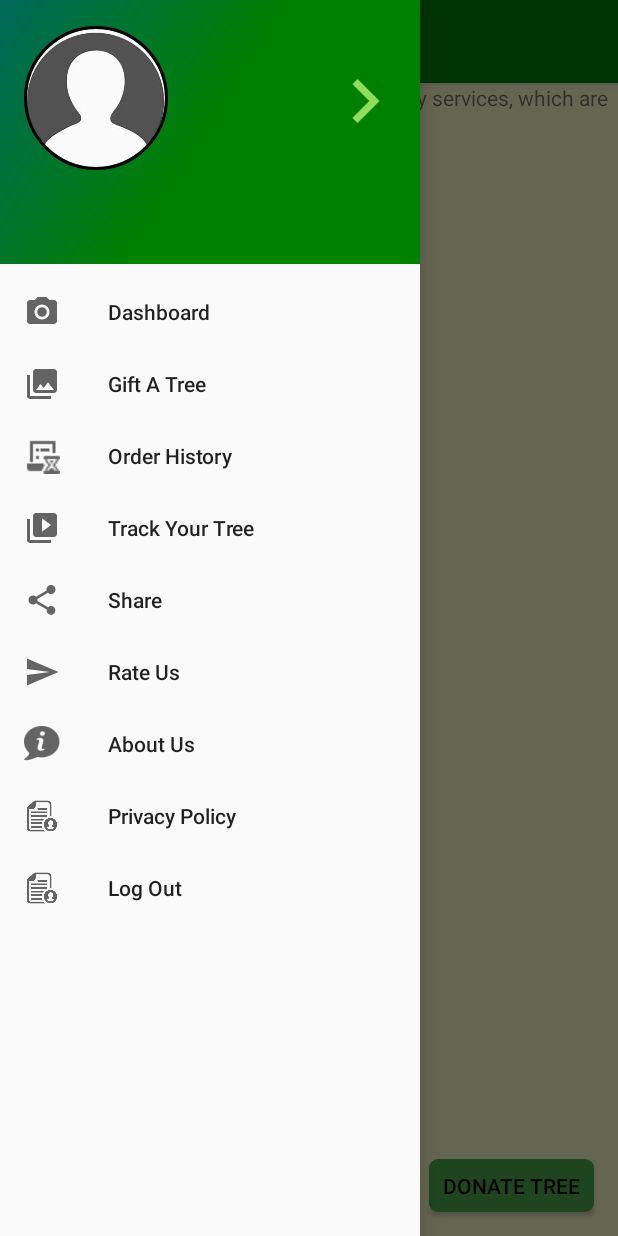
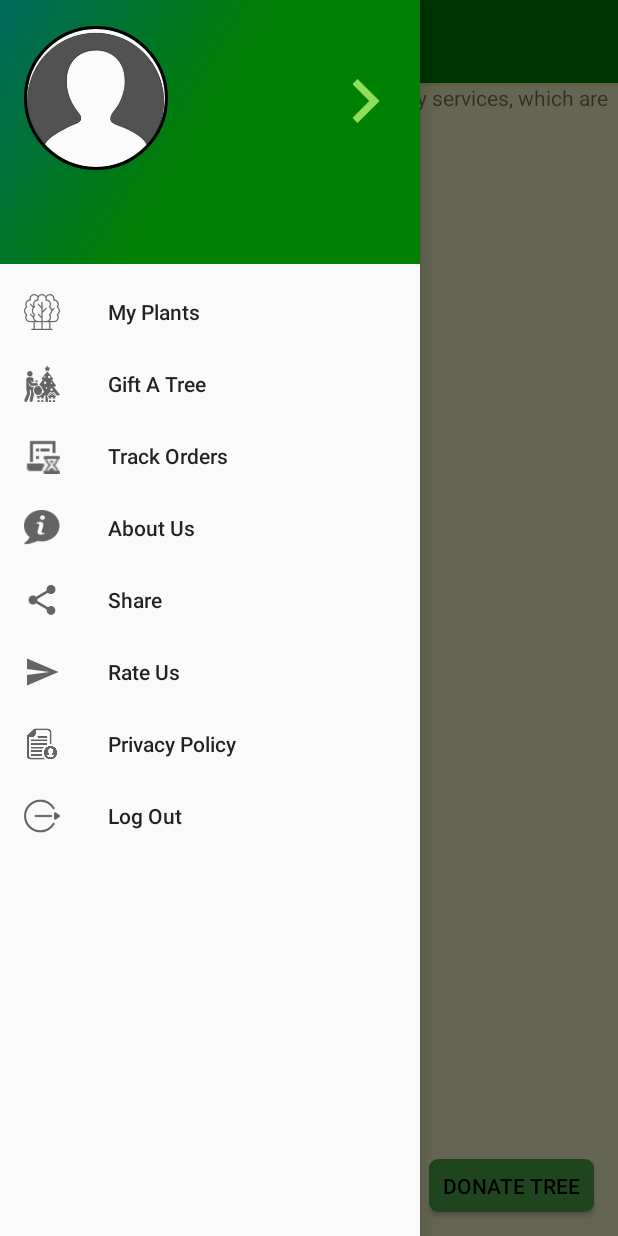
Before and after one commit to iamrahulyadav/TreeShakha, an Android app: the screen it shows after launch once a user with an empty profile is signed in (MainActivity), with the side drawer open, on a phone screen of 412 x 824 dp. Run offline under Robolectric (Android 15) with nearby library versions, the phone set to English and light mode, and no system bars; our stand-ins replace CircleImageView, Firebase (no records; nobody signed in at launch, a user with empty details on screens opened directly), Picasso, Volley; libraries missing offline, so code that uses them is left out: com.facebook, com.facebook.appevents, com.facebook.login; pictures from the network do not load; Roboto replaces fonts that are not available here; 4 statements that could not run were skipped.

Commit message:
design is continue

```diff
--- a/app/src/main/res/drawable-v21/ic_menu_camera.xml
+++ /dev/null
@@ -1,12 +0,0 @@
-<vector xmlns:android="http://schemas.android.com/apk/res/android"
-        android:width="24dp"
-        android:height="24dp"
-        android:viewportWidth="24.0"
-        android:viewportHeight="24.0">
-    <path
-        android:fillColor="#FF000000"
-        android:pathData="M12,12m-3.2,0a3.2,3.2 0,1 1,6.4 0a3.2,3.2 0,1 1,-6.4 0"/>
-    <path
-        android:fillColor="#FF000000"
-        android:pathData="M9,2L7.17,4H4c-1.1,0 -2,0.9 -2,2v12c0,1.1 0.9,2 2,2h16c1.1,0 2,-0.9 2,-2V6c0,-1.1 -0.9,-2 -2,-2h-3.17L15,2H9zm3,15c-2.76,0 -5,-2.24 -5,-5s2.24,-5 5,-5 5,2.24 5,5 -2.24,5 -5,5z"/>
-</vector>
--- a/app/src/main/res/drawable-v21/ic_menu_gallery.xml
+++ /dev/null
@@ -1,9 +0,0 @@
-<vector xmlns:android="http://schemas.android.com/apk/res/android"
-        android:width="24dp"
-        android:height="24dp"
-        android:viewportWidth="24.0"
-        android:viewportHeight="24.0">
-    <path
-        android:fillColor="#FF000000"
-        android:pathData="M22,16V4c0,-1.1 -0.9,-2 -2,-2H8c-1.1,0 -2,0.9 -2,2v12c0,1.1 0.9,2 2,2h12c1.1,0 2,-0.9 2,-2zm-11,-4l2.03,2.71L16,11l4,5H8l3,-4zM2,6v14c0,1.1 0.9,2 2,2h14v-2H4V6H2z"/>
-</vector>
--- a/app/src/main/res/drawable-v21/ic_menu_slideshow.xml
+++ /dev/null
@@ -1,9 +0,0 @@
-<vector xmlns:android="http://schemas.android.com/apk/res/android"
-        android:width="24dp"
-        android:height="24dp"
-        android:viewportWidth="24.0"
-        android:viewportHeight="24.0">
-    <path
-        android:fillColor="#FF000000"
-        android:pathData="M4,6H2v14c0,1.1 0.9,2 2,2h14v-2H4V6zm16,-4H8c-1.1,0 -2,0.9 -2,2v12c0,1.1 0.9,2 2,2h12c1.1,0 2,-0.9 2,-2V4c0,-1.1 -0.9,-2 -2,-2zm-8,12.5v-9l6,4.5 -6,4.5z"/>
-</vector>
--- a/app/src/main/res/menu/activity_main_drawer.xml
+++ b/app/src/main/res/menu/activity_main_drawer.xml
@@ -6,24 +6,28 @@
     <group android:checkableBehavior="single">
         <item
             android:id="@+id/nav_dashboard"
-            android:icon="@drawable/ic_menu_camera"
-            android:title="Dashboard" />
+            android:icon="@drawable/my_trees"
+            android:title="My Plants" />
         <item
             android:id="@+id/nav_gift"
-            android:icon="@drawable/ic_menu_gallery"
+            android:icon="@drawable/gift_tree"
             android:title="Gift A Tree" />
         <item
             android:id="@+id/nav_order_history"
             android:icon="@drawable/history"
-            android:title="Order History" />
-        <item
+            android:title="Track Orders" />
+        <!--<item
             android:id="@+id/nav_tracktree"
             android:icon="@drawable/ic_menu_slideshow"
-            android:title="Track Your Tree" />
+            android:title="Track Your Tree" />-->
         <!--<item
             android:id="@+id/nav_myteam"
             android:icon="@drawable/group"
             android:title="My Team" />-->
+        <item android:id="@+id/nav_aboutus"
+            android:icon="@drawable/about_icons"
+            android:title="About Us"
+            />
         <item
             android:id="@+id/nav_share"
             android:icon="@drawable/ic_menu_share"
@@ -32,17 +36,13 @@
             android:id="@+id/nav_rateus"
             android:icon="@drawable/ic_menu_send"
             android:title="Rate Us" />
-        <item android:id="@+id/nav_aboutus"
-            android:icon="@drawable/about_icons"
-            android:title="About Us"
-            />
 
         <item android:id="@+id/nav_privacy"
             android:icon="@drawable/privacy"
             android:title="Privacy Policy"
             />
         <item android:id="@+id/nav_login"
-            android:icon="@drawable/privacy"
+            android:icon="@drawable/logout"
             android:title="Log Out"
             />
     </group>
```
Also changed, not shown: app/src/main/java/controller/android/treedreamapp/activity/MainActivity.java (+9 -9 lines), app/src/main/res/drawable-v21/ic_menu_manage.xml (deleted, +0 -9 lines), app/src/main/res/drawable-v24/ic_launcher_foreground.xml (deleted, +0 -34 lines), app/src/main/res/drawable/ic_launcher_background.xml (deleted, +0 -74 lines), app/src/main/res/drawable/double_tick.png (deleted), app/src/main/res/drawable/double_tick_grey.png (deleted), app/src/main/res/drawable/gift_tree.png (added), app/src/main/res/drawable/logout.png (added), app/src/main/res/drawable/my_trees.png (added), app/src/main/res/drawable/route.png (added).
